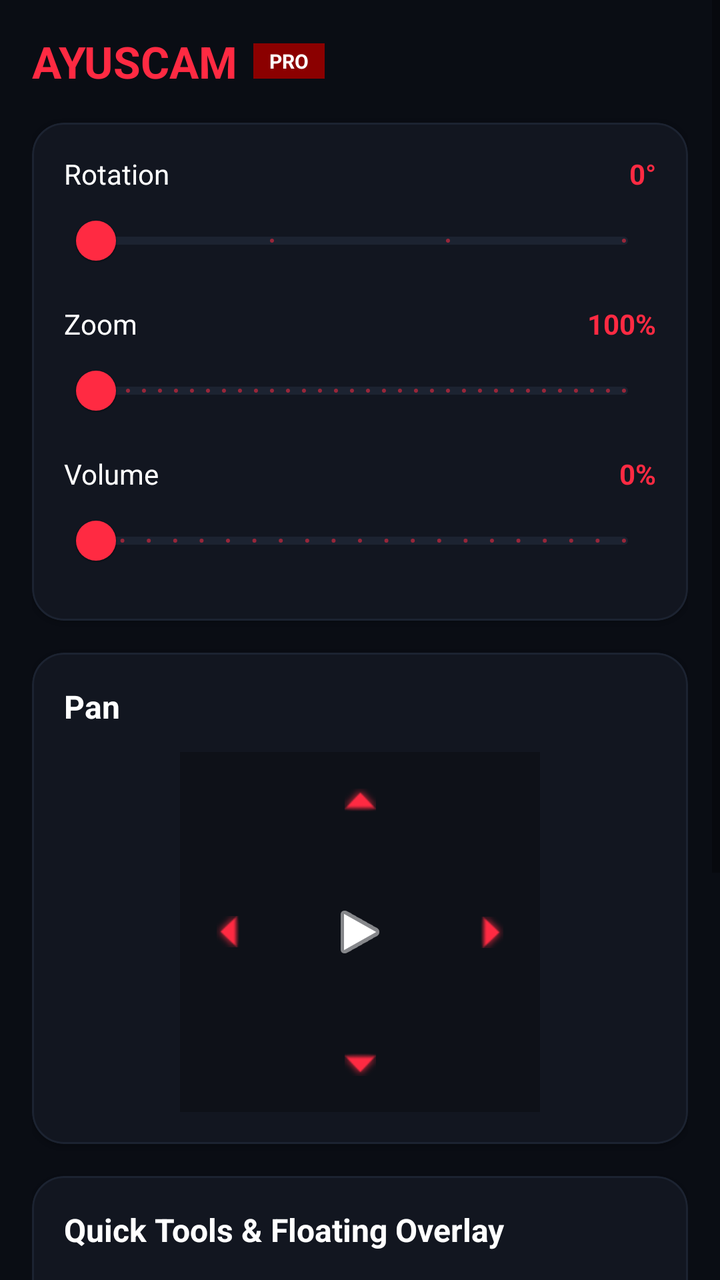
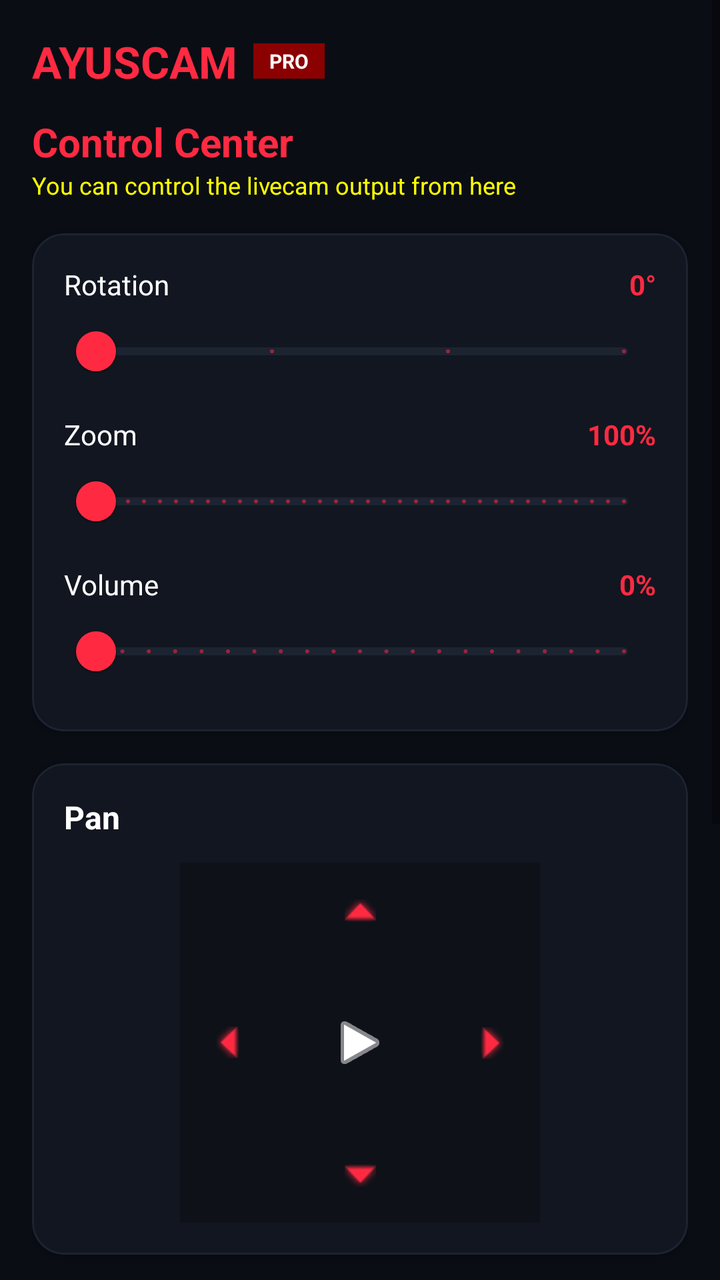

Screens rendered from an Android XML layout before and after an edit, with the pre-edit source and the edit as a unified diff.
<!-- AndroidManifest.xml: application theme Theme.VCAM -->
<!-- res/layout/fragment_control.xml -->
<?xml version="1.0" encoding="utf-8"?>
<ScrollView xmlns:android="http://schemas.android.com/apk/res/android"
    xmlns:app="http://schemas.android.com/apk/res-auto"
    android:layout_width="match_parent"
    android:layout_height="match_parent"
    android:background="@color/bg_black"
    android:fillViewport="true">

    <LinearLayout
        android:layout_width="match_parent"
        android:layout_height="wrap_content"
        android:orientation="vertical"
        android:padding="16dp">

        <LinearLayout
            android:layout_width="match_parent"
            android:layout_height="wrap_content"
            android:gravity="center_vertical"
            android:orientation="horizontal"
            android:layout_marginBottom="16dp">

            <TextView
                android:layout_width="wrap_content"
                android:layout_height="wrap_content"
                android:text="@string/app_name"
                android:textColor="@color/accent_red"
                android:textSize="22sp"
                android:textStyle="bold" />

            <TextView
                android:layout_width="wrap_content"
                android:layout_height="wrap_content"
                android:layout_marginStart="8dp"
                android:background="@color/accent_red_dark"
                android:paddingStart="8dp"
                android:paddingTop="2dp"
                android:paddingEnd="8dp"
                android:paddingBottom="2dp"
                android:text="@string/app_badge"
                android:textColor="@color/text_main"
                android:textSize="10sp"
                android:textStyle="bold" />
        </LinearLayout>

        <com.google.android.material.card.MaterialCardView
            android:layout_width="match_parent"
            android:layout_height="wrap_content"
            android:layout_marginBottom="16dp"
            app:cardBackgroundColor="@color/card_dark"
            app:cardCornerRadius="16dp"
            app:strokeColor="@color/card_stroke"
            app:strokeWidth="1dp">

            <LinearLayout
                android:layout_width="match_parent"
                android:layout_height="wrap_content"
                android:orientation="vertical"
                android:padding="16dp">

                <RelativeLayout
                    android:layout_width="match_parent"
                    android:layout_height="wrap_content">
                    <TextView
                        android:layout_width="wrap_content"
                        android:layout_height="wrap_content"
                        android:text="@string/rotation"
                        android:textColor="@color/text_main"
                        android:textSize="14sp" />
                    <TextView
                        android:id="@+id/tv_rotation_val"
                        android:layout_width="wrap_content"
                        android:layout_height="wrap_content"
                        android:layout_alignParentEnd="true"
                        android:text="0°"
                        android:textColor="@color/accent_red"
                        android:textStyle="bold" />
                </RelativeLayout>

                <com.google.android.material.slider.Slider
                    android:id="@+id/slider_rotation"
                    android:layout_width="match_parent"
                    android:layout_height="wrap_content"
                    android:valueFrom="0"
                    android:valueTo="270"
                    android:stepSize="90"
                    app:thumbColor="@color/accent_red"
                    app:trackColorActive="@color/accent_red"
                    app:trackColorInactive="@color/card_stroke" />

                <RelativeLayout
                    android:layout_width="match_parent"
                    android:layout_height="wrap_content"
                    android:layout_marginTop="8dp">
                    <TextView
                        android:layout_width="wrap_content"
                        android:layout_height="wrap_content"
                        android:text="@string/zoom"
                        android:textColor="@color/text_main"
                        android:textSize="14sp" />
                    <TextView
                        android:id="@+id/tv_zoom_val"
                        android:layout_width="wrap_content"
                        android:layout_height="wrap_content"
                        android:layout_alignParentEnd="true"
                        android:text="100%"
                        android:textColor="@color/accent_red"
                        android:textStyle="bold" />
                </RelativeLayout>

                <com.google.android.material.slider.Slider
                    android:id="@+id/slider_zoom"
                    android:layout_width="match_parent"
                    android:layout_height="wrap_content"
                    android:valueFrom="0"
                    android:valueTo="200"
                    android:stepSize="5"
                    app:thumbColor="@color/accent_red"
                    app:trackColorActive="@color/accent_red"
                    app:trackColorInactive="@color/card_stroke" />

                <RelativeLayout
                    android:layout_width="match_parent"
                    android:layout_height="wrap_content"
                    android:layout_marginTop="8dp">
                    <TextView
                        android:layout_width="wrap_content"
                        android:layout_height="wrap_content"
                        android:text="@string/volume"
                        android:textColor="@color/text_main"
                        android:textSize="14sp" />
                    <TextView
                        android:id="@+id/tv_volume_val"
                        android:layout_width="wrap_content"
                        android:layout_height="wrap_content"
                        android:layout_alignParentEnd="true"
                        android:text="0%"
                        android:textColor="@color/accent_red"
                        android:textStyle="bold" />
                </RelativeLayout>

                <com.google.android.material.slider.Slider
                    android:id="@+id/slider_volume"
                    android:layout_width="match_parent"
                    android:layout_height="wrap_content"
                    android:valueFrom="0"
                    android:valueTo="100"
                    android:stepSize="5"
                    app:thumbColor="@color/accent_red"
                    app:trackColorActive="@color/accent_red"
                    app:trackColorInactive="@color/card_stroke" />
            </LinearLayout>
        </com.google.android.material.card.MaterialCardView>

        <com.google.android.material.card.MaterialCardView
            android:layout_width="match_parent"
            android:layout_height="wrap_content"
            android:layout_marginBottom="16dp"
            app:cardBackgroundColor="@color/card_dark"
            app:cardCornerRadius="16dp"
            app:strokeColor="@color/card_stroke"
            app:strokeWidth="1dp">

            <LinearLayout
                android:layout_width="match_parent"
                android:layout_height="wrap_content"
                android:orientation="vertical"
                android:padding="16dp">

                <TextView
                    android:layout_width="wrap_content"
                    android:layout_height="wrap_content"
                    android:text="@string/pan"
                    android:textColor="@color/text_main"
                    android:textSize="16sp"
                    android:textStyle="bold" />

                <RelativeLayout
                    android:layout_width="180dp"
                    android:layout_height="180dp"
                    android:layout_gravity="center_horizontal"
                    android:layout_marginTop="12dp"
                    android:background="@color/inner_box_dark">

                    <ImageButton
                        android:id="@+id/btn_pan_up"
                        android:layout_width="48dp"
                        android:layout_height="48dp"
                        android:layout_alignParentTop="true"
                        android:layout_centerHorizontal="true"
                        android:background="?attr/selectableItemBackgroundBorderless"
                        android:src="@android:drawable/arrow_up_float"
                        app:tint="@color/accent_red" />

                    <ImageButton
                        android:id="@+id/btn_pan_down"
                        android:layout_width="48dp"
                        android:layout_height="48dp"
                        android:layout_alignParentBottom="true"
                        android:layout_centerHorizontal="true"
                        android:background="?attr/selectableItemBackgroundBorderless"
                        android:src="@android:drawable/arrow_down_float"
                        app:tint="@color/accent_red" />

                    
                    <ImageButton
                        android:id="@+id/btn_pan_left"
                        android:layout_width="48dp"
                        android:layout_height="48dp"
                        android:layout_alignParentStart="true"
                        android:layout_centerVertical="true"
                        android:background="?attr/selectableItemBackgroundBorderless"
                        android:src="@android:drawable/arrow_up_float"
                        android:rotation="-90"
                        app:tint="@color/accent_red" />

                    
                    <ImageButton
                        android:id="@+id/btn_pan_right"
                        android:layout_width="48dp"
                        android:layout_height="48dp"
                        android:layout_alignParentEnd="true"
                        android:layout_centerVertical="true"
                        android:background="?attr/selectableItemBackgroundBorderless"
                        android:src="@android:drawable/arrow_up_float"
                        android:rotation="90"
                        app:tint="@color/accent_red" />

                    <ImageButton
                        android:id="@+id/btn_pan_center"
                        android:layout_width="48dp"
                        android:layout_height="48dp"
                        android:layout_centerInParent="true"
                        android:background="?attr/selectableItemBackgroundBorderless"
                        android:src="@android:drawable/ic_media_play"
                        app:tint="@color/text_main" />
                </RelativeLayout>
            </LinearLayout>
        </com.google.android.material.card.MaterialCardView>

        <com.google.android.material.card.MaterialCardView
            android:layout_width="match_parent"
            android:layout_height="wrap_content"
            android:layout_marginBottom="16dp"
            app:cardBackgroundColor="@color/card_dark"
            app:cardCornerRadius="16dp"
            app:strokeColor="@color/card_stroke"
            app:strokeWidth="1dp">

            <LinearLayout
                android:layout_width="match_parent"
                android:layout_height="wrap_content"
                android:orientation="vertical"
                android:padding="16dp">

                <TextView
                    android:layout_width="wrap_content"
                    android:layout_height="wrap_content"
                    android:text="@string/quick_tools"
                    android:textColor="@color/text_main"
                    android:textSize="16sp"
                    android:textStyle="bold" />

                <com.google.android.material.button.MaterialButton
                    android:id="@+id/btn_hud_toggle"
                    android:layout_width="match_parent"
                    android:layout_height="52dp"
                    android:layout_marginTop="12dp"
                    android:text="@string/show_floating_hud"
                    android:textColor="@color/text_main"
                    app:backgroundTint="@color/accent_red"
                    app:cornerRadius="10dp" />
            </LinearLayout>
        </com.google.android.material.card.MaterialCardView>

        <com.google.android.material.card.MaterialCardView
            android:layout_width="match_parent"
            android:layout_height="wrap_content"
            android:layout_marginBottom="80dp"
            app:cardBackgroundColor="@color/card_dark"
            app:cardCornerRadius="16dp"
            app:strokeColor="@color/card_stroke"
            app:strokeWidth="1dp">

            <LinearLayout
                android:layout_width="match_parent"
                android:layout_height="wrap_content"
                android:orientation="vertical"
                android:padding="16dp">

                <TextView
                    android:layout_width="wrap_content"
                    android:layout_height="wrap_content"
                    android:text="@string/aspect_ratio"
                    android:textColor="@color/text_main"
                    android:textSize="16sp"
                    android:textStyle="bold" />

                <LinearLayout
                    android:layout_width="match_parent"
                    android:layout_height="wrap_content"
                    android:layout_marginTop="12dp"
                    android:orientation="horizontal"
                    android:weightSum="3">

                    <com.google.android.material.button.MaterialButton
                        android:id="@+id/btn_scale_fill"
                        android:layout_width="0dp"
                        android:layout_height="wrap_content"
                        android:layout_marginEnd="4dp"
                        android:layout_weight="1"
                        android:text="@string/fill"
                        android:textColor="@color/text_main"
                        app:backgroundTint="@color/inner_box_dark"
                        app:cornerRadius="8dp" />

                    <com.google.android.material.button.MaterialButton
                        android:id="@+id/btn_scale_stretch"
                        android:layout_width="0dp"
                        android:layout_height="wrap_content"
                        android:layout_marginEnd="4dp"
                        android:layout_weight="1"
                        android:text="@string/stretch"
                        android:textColor="@color/text_main"
                        app:backgroundTint="@color/inner_box_dark"
                        app:cornerRadius="8dp" />
                    
                    <com.google.android.material.button.MaterialButton
                        android:id="@+id/btn_scale_fit"
                        android:layout_width="0dp"
                        android:layout_height="wrap_content"
                        android:layout_weight="1"
                        android:text="@string/fit"
                        android:textColor="@color/text_main"
                        app:backgroundTint="@color/inner_box_dark"
                        app:cornerRadius="8dp" />
                </LinearLayout>
            </LinearLayout>
        </com.google.android.material.card.MaterialCardView>
    </LinearLayout>
</ScrollView>
<!-- resources referenced by this layout -->
<resources>
  <color name="accent_red">#FF2A42</color>
  <color name="accent_red_dark">#8B0000</color>
  <color name="bg_black">#0A0D14</color>
  <color name="card_dark">#121620</color>
  <color name="card_stroke">#1C2331</color>
  <color name="inner_box_dark">#0E1118</color>
  <color name="text_main">#FFFFFF</color>
  <string name="app_badge">PRO</string>
  <string name="app_name">AYUSCAM</string>
  <string name="aspect_ratio">Aspect Ratio</string>
  <string name="fill">Fill</string>
  <string name="fit">Fit</string>
  <string name="pan">Pan</string>
  <string name="quick_tools">Quick Tools &amp; Floating Overlay</string>
  <string name="rotation">Rotation</string>
  <string name="show_floating_hud">Show Floating HUD</string>
  <string name="stretch">Stretch</string>
  <string name="volume">Volume</string>
  <string name="zoom">Zoom</string>
  <style name="Theme.VCAM" parent="Theme.MaterialComponents.DayNight.NoActionBar">
          <item name="colorPrimary">@color/accent_red</item>
          <item name="colorPrimaryVariant">@color/bg_black</item>
          <item name="colorOnPrimary">@color/text_main</item>
          <item name="colorSecondary">@color/accent_red</item>
          <item name="android:windowBackground">@color/bg_black</item>
          <item name="android:textColor">@color/text_main</item>
      </style>
</resources>

<!-- the commit's change to res/layout/fragment_control.xml (unified diff, before → after) -->
@@ -17,7 +17,7 @@
             android:layout_height="wrap_content"
             android:gravity="center_vertical"
             android:orientation="horizontal"
-            android:layout_marginBottom="16dp">
+            android:layout_marginBottom="4dp">
 
             <TextView
                 android:layout_width="wrap_content"
@@ -41,6 +41,23 @@
                 android:textSize="10sp"
                 android:textStyle="bold" />
         </LinearLayout>
+        
+        
+        <TextView
+            android:layout_width="wrap_content"
+            android:layout_height="wrap_content"
+            android:text="@string/control_center"
+            android:textColor="@color/accent_red"
+            android:textSize="20sp"
+            android:textStyle="bold"
+            android:layout_marginTop="8dp"/>
+        <TextView
+            android:layout_width="wrap_content"
+            android:layout_height="wrap_content"
+            android:text="@string/control_center_desc"
+            android:textColor="#FFFF00"
+            android:textSize="12sp"
+            android:layout_marginBottom="16dp"/>
 
         <com.google.android.material.card.MaterialCardView
             android:layout_width="match_parent"
@@ -60,12 +77,14 @@
                 <RelativeLayout
                     android:layout_width="match_parent"
                     android:layout_height="wrap_content">
+
                     <TextView
                         android:layout_width="wrap_content"
                         android:layout_height="wrap_content"
                         android:text="@string/rotation"
                         android:textColor="@color/text_main"
                         android:textSize="14sp" />
+
                     <TextView
                         android:id="@+id/tv_rotation_val"
                         android:layout_width="wrap_content"
@@ -91,12 +110,14 @@
                     android:layout_width="match_parent"
                     android:layout_height="wrap_content"
                     android:layout_marginTop="8dp">
+
                     <TextView
                         android:layout_width="wrap_content"
                         android:layout_height="wrap_content"
                         android:text="@string/zoom"
                         android:textColor="@color/text_main"
                         android:textSize="14sp" />
+
                     <TextView
                         android:id="@+id/tv_zoom_val"
                         android:layout_width="wrap_content"
@@ -122,12 +143,14 @@
                     android:layout_width="match_parent"
                     android:layout_height="wrap_content"
                     android:layout_marginTop="8dp">
+
                     <TextView
                         android:layout_width="wrap_content"
                         android:layout_height="wrap_content"
                         android:text="@string/volume"
                         android:textColor="@color/text_main"
                         android:textSize="14sp" />
+
                     <TextView
                         android:id="@+id/tv_volume_val"
                         android:layout_width="wrap_content"
@@ -201,7 +224,6 @@
                         android:src="@android:drawable/arrow_down_float"
                         app:tint="@color/accent_red" />
 
-                    
                     <ImageButton
                         android:id="@+id/btn_pan_left"
                         android:layout_width="48dp"
@@ -213,7 +235,6 @@
                         android:rotation="-90"
                         app:tint="@color/accent_red" />
 
-                    
                     <ImageButton
                         android:id="@+id/btn_pan_right"
                         android:layout_width="48dp"
@@ -323,7 +344,7 @@
                         android:textColor="@color/text_main"
                         app:backgroundTint="@color/inner_box_dark"
                         app:cornerRadius="8dp" />
-                    
+                        
                     <com.google.android.material.button.MaterialButton
                         android:id="@+id/btn_scale_fit"
                         android:layout_width="0dp"
<!-- resource entries referenced after the edit -->
@@ -10,12 +10,14 @@
   <string name="app_badge">PRO</string>
   <string name="app_name">AYUSCAM</string>
   <string name="aspect_ratio">Aspect Ratio</string>
+  <string name="control_center">Control Center</string>
+  <string name="control_center_desc">You can control the livecam output from here</string>
   <string name="fill">Fill</string>
   <string name="fit">Fit</string>
   <string name="pan">Pan</string>
   <string name="quick_tools">Quick Tools &amp; Floating Overlay</string>
   <string name="rotation">Rotation</string>
-  <string name="show_floating_hud">Show Floating HUD</string>
+  <string name="show_floating_hud">Show Floating Window</string>
   <string name="stretch">Stretch</string>
   <string name="volume">Volume</string>
   <string name="zoom">Zoom</string>
